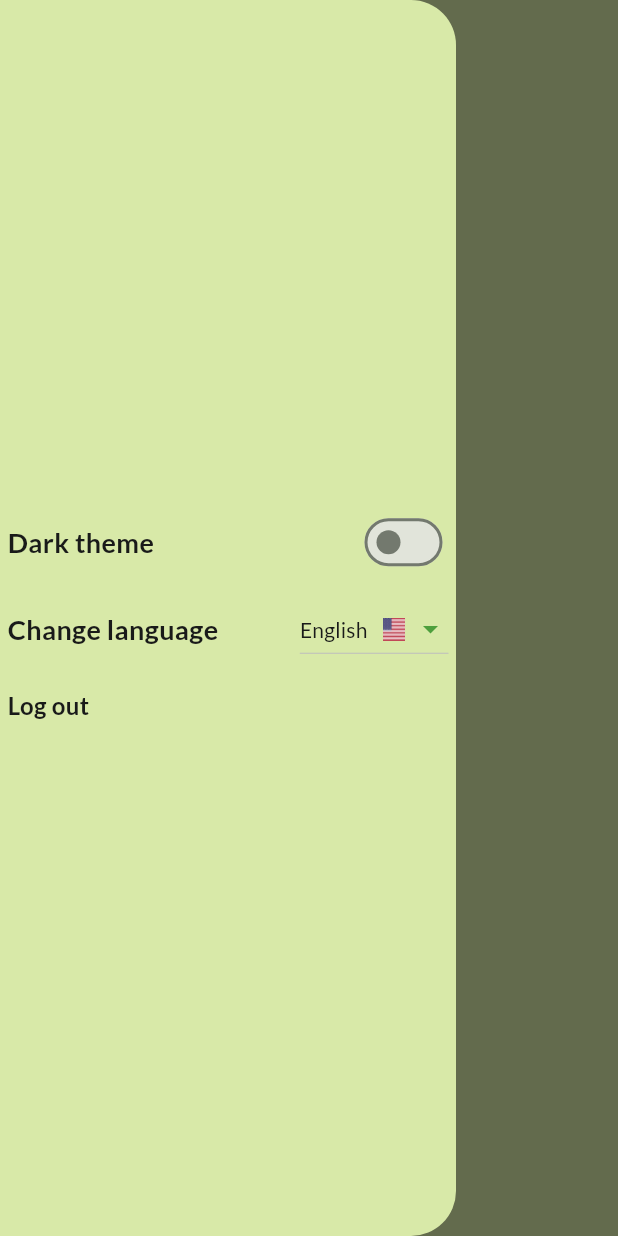
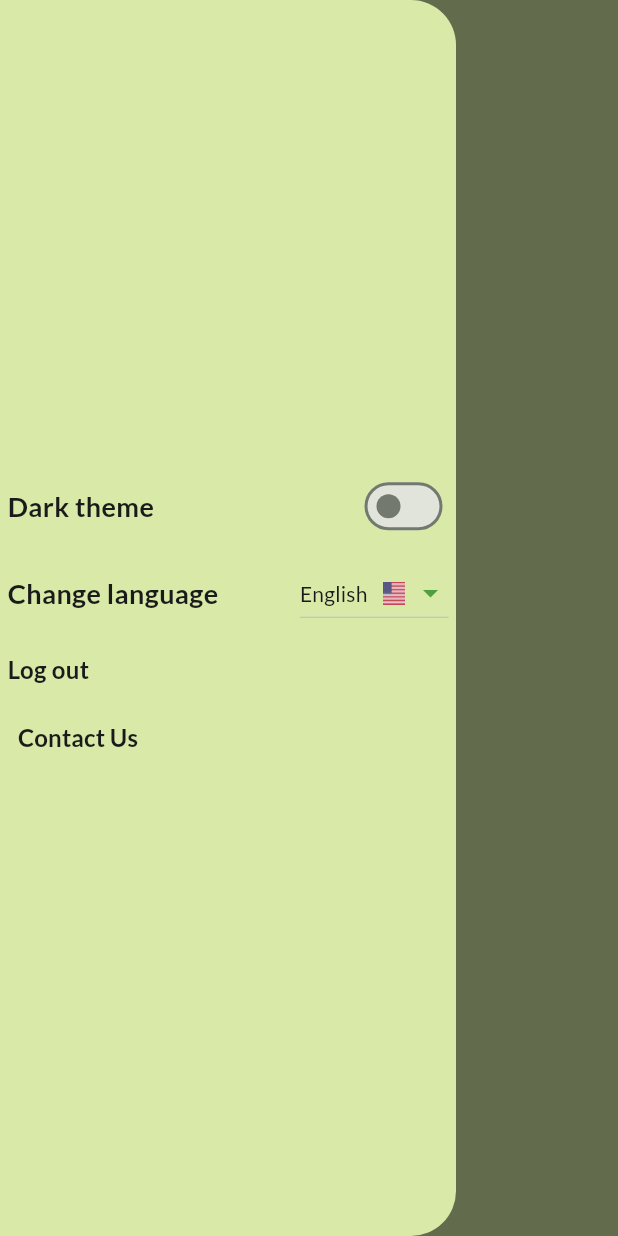
Before and after one commit to Muhammad-Rehab/dalily, a Flutter app: the CategoryScreen screen opened by its route, with the side drawer open, on a phone screen of 412 x 824 dp. Run offline on Flutter 3.47's test engine with Material 3 defaults, Android fonts, the phone set to English and light mode, and no system bars; our stand-ins replace awesome_dialog, cloud_firestore, connectivity_plus, dartz, device_preview, equatable and 13 more; accounts and stored records are empty; generated files the repository leaves out were written again.

Commit message:
add contact us action

```diff
--- a/lib/core/screens/drawer.dart
+++ b/lib/core/screens/drawer.dart
@@ -1,12 +1,12 @@
 import 'package:dalily/core/helper/admin_helper.dart';
 import 'package:dalily/core/screens/admin_page.dart';
-import 'package:dalily/core/util/app_strings.dart';
 import 'package:dalily/core/util/styles.dart';
 import 'package:dalily/features/authentication/presentation/widgets/logout_record.dart';
-import 'package:dalily/features/categories/presentation/widgets/category_drawer_button.dart';
 import 'package:dalily/features/language/presentation/widget/language_record.dart';
 import 'package:dalily/features/theme/presentation/widgets/theme_record.dart';
 import 'package:flutter/material.dart';
+import 'package:flutter_gen/gen_l10n/app_localizations.dart';
+import 'package:url_launcher/url_launcher_string.dart';
 
 class AppDrawer extends StatelessWidget {
   final bool isArabic;
@@ -47,6 +47,17 @@ class AppDrawer extends StatelessWidget {
           Builder(builder: (context) {
             return LogInOrOutRecord();
           }),
+          TextButton(
+            onPressed: () async{
+              await launchUrlString("https://wa.me/+201145135267",
+              mode: LaunchMode.externalNonBrowserApplication,
+              );
+            },
+            child: Text(
+              AppLocalizations.of(context)!.contact_us,
+              style: bodySmall(context).copyWith(fontWeight: FontWeight.bold),
+            ),
+          )
         ],
       ),
     );
--- a/lib/l10n/app_ar.arb
+++ b/lib/l10n/app_ar.arb
@@ -74,6 +74,7 @@
   "register_as_service_owner": "التسجيل كصاحب خدمه",
   "user_data_added": "تمت اضافه البيانات بنجاح",
   "chat_coming_soon": "خاصيه الدردشه سوف تكون متاحه قريبا",
-  "attention_please": "يرجي الانتباه"
+  "attention_please": "يرجي الانتباه",
+  "contact_us": "تواصل معنا"
 
 }
--- a/lib/l10n/app_en.arb
+++ b/lib/l10n/app_en.arb
@@ -74,6 +74,7 @@
   "register_as_service_owner": "Register as a service owner",
   "user_data_added": "User data is added successfully",
   "chat_coming_soon": "Chat feature will be available soon",
-  "attention_please": "Attention please."
+  "attention_please": "Attention please.",
+  "contact_us": "Contact Us"
 
 }
```
Also changed, not shown: 16 other files.
